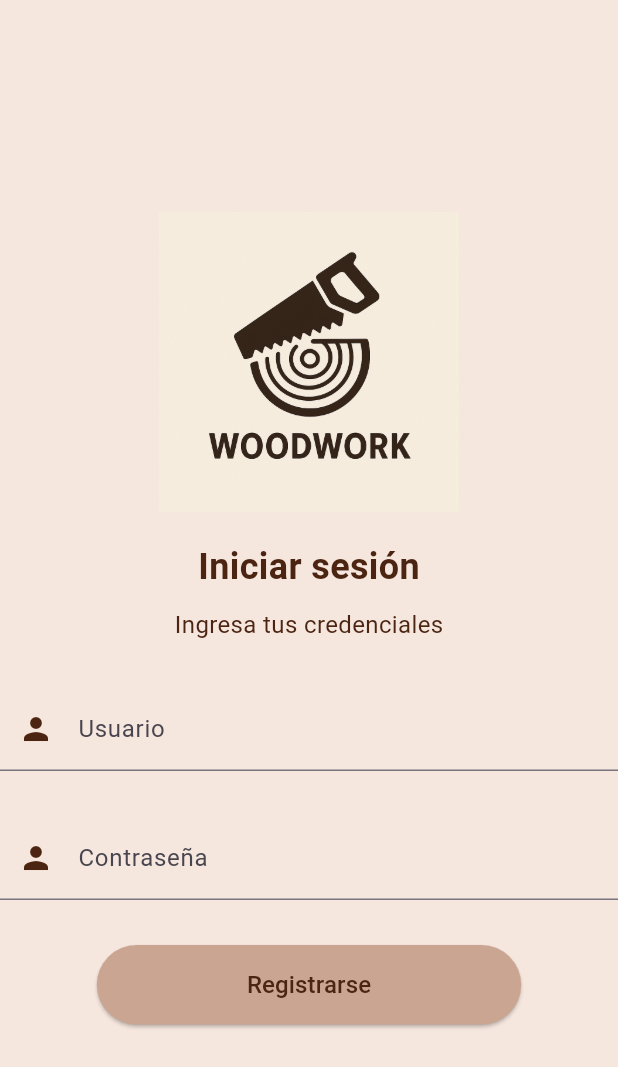
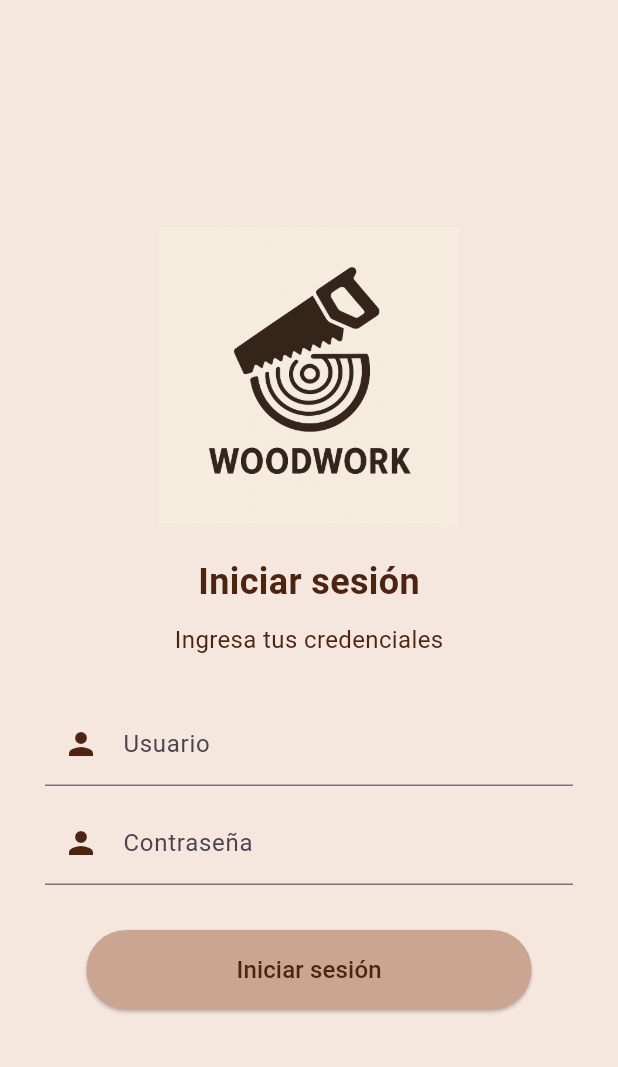
Before and after one commit to jonakls/cabinetmaker_app, a Flutter app: the screen it shows after launch, after a tap on "Iniciar sesión", on a phone screen of 412 x 824 dp. Shown: the top 1067 px of the screen. Run offline on Flutter 3.47's test engine with Material 3 defaults, Android fonts, the phone set to English and light mode, and no system bars.

```diff
--- a/lib/screen/home_screen.dart
+++ b/lib/screen/home_screen.dart
@@ -1,4 +1,5 @@
 import 'package:cabinetmaker_app/common/color_palette.dart';
+import 'package:cabinetmaker_app/common/internal_router.dart';
 import 'package:cabinetmaker_app/common/text_app.dart';
 import 'package:flutter/material.dart';
 
@@ -10,9 +11,16 @@ class HomeScreen extends StatelessWidget {
     return Scaffold(
       backgroundColor: ColorPalette.backgroundColor,
       body: Center(
+        child: Padding(
+          padding: const EdgeInsets.all(30),
           child: Column(
             mainAxisAlignment: MainAxisAlignment.center,
             children: [
+              Image(
+                image: const AssetImage('assets/images/logo.png'),
+                width: 200,
+                height: 200,
+              ),
               Text(
                 TextApp.appName,
                 style: TextStyle(
@@ -22,18 +30,20 @@ class HomeScreen extends StatelessWidget {
                 ),
               ),
               const SizedBox(height: 20),
-            const Text(
+              const Center(
+                child: Text(
                   TextApp.appDescription,
+                  textAlign: TextAlign.center,
                   style: TextStyle(
-                fontSize: 24,
+                    fontSize: 18,
                     color: ColorPalette.textColor,
-                fontWeight: FontWeight.bold,
+                  ),
                 ),
               ),
               const SizedBox(height: 20),
               ElevatedButton(
                 onPressed: () {
-                Navigator.pushNamed(context, '/login');
+                  Navigator.pushNamed(context, InternalRouter.login);
                 },
                 style: ElevatedButton.styleFrom(
                   backgroundColor: ColorPalette.accentColor,
@@ -50,7 +60,7 @@ class HomeScreen extends StatelessWidget {
               const SizedBox(height: 20),
               ElevatedButton(
                 onPressed: () {
-                Navigator.pushNamed(context, '/register');
+                  Navigator.pushNamed(context, InternalRouter.register);
                 },
                 style: ElevatedButton.styleFrom(
                   backgroundColor: ColorPalette.accentColor,
@@ -67,6 +77,7 @@ class HomeScreen extends StatelessWidget {
             ],
           ),
         ),
+      ),
     );
   }
 }
--- a/lib/screen/login_screen.dart
+++ b/lib/screen/login_screen.dart
@@ -1,4 +1,5 @@
 import 'package:cabinetmaker_app/common/color_palette.dart';
+import 'package:cabinetmaker_app/common/internal_router.dart';
 import 'package:cabinetmaker_app/common/text_app.dart';
 import 'package:flutter/material.dart';
 
@@ -9,7 +10,9 @@ class LoginScreen extends StatelessWidget {
   Widget build(BuildContext context) {
     return Scaffold(
       backgroundColor: ColorPalette.backgroundColor,
-      body: Column(
+      body: Padding(
+        padding: EdgeInsets.all(30),
+        child: Column(
           mainAxisAlignment: MainAxisAlignment.center,
           children: [
             Center(
@@ -40,7 +43,7 @@ class LoginScreen extends StatelessWidget {
                 prefixIcon: Icon(Icons.person, color: ColorPalette.textColor),
               ),
             ),
-          const SizedBox(height: 30),
+            const SizedBox(height: 10),
             const TextField(
               obscureText: true,
               decoration: InputDecoration(
@@ -51,7 +54,8 @@ class LoginScreen extends StatelessWidget {
             const SizedBox(height: 30),
             ElevatedButton(
               onPressed: () {
-              // TODO: Comprovación de credenciales
+
+                Navigator.pushNamed(context, InternalRouter.shopHome);
               },
               style: ElevatedButton.styleFrom(
                 backgroundColor: ColorPalette.accentColor,
@@ -61,12 +65,13 @@ class LoginScreen extends StatelessWidget {
                 ),
               ),
               child: const Text(
-              TextApp.buttonRegister,
+                TextApp.buttonLogin,
                 style: TextStyle(fontSize: 16, color: ColorPalette.textColor),
               ),
             ),
           ],
         ),
+      ),
     );
   }
 }
--- a/pubspec.yaml
+++ b/pubspec.yaml
@@ -23,6 +23,6 @@ flutter:
 flutter_icons:
   android: true
   ios: true
-  image_path: "assets/images/app_logo.png"
+  image_path: "assets/images/logo.png"
   adaptative_icon_background: "#F5E6DE"
-  adaptative_icon_foreground: "assets/images/app_logo.png"
+  adaptative_icon_foreground: "assets/images/logo.png"
```
Also changed, not shown: lib/common/manager/login_manager.dart (+17 -11 lines), lib/screen/register_screen.dart (+86 -2 lines), lib/screen/shop_home_screen.dart (+72 -2 lines). Lines whose indentation alone changed are shown as unchanged.
